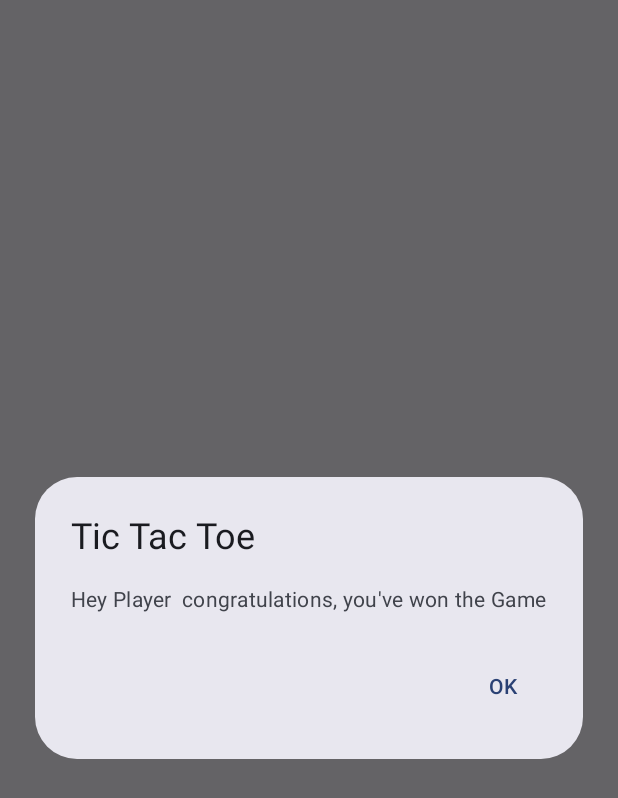
After one commit to 2025-DEV2-010/Tic-Tac-Toe, an Android app built with Jetpack Compose: the composable ShowWinDialog called with empty values, on a phone screen of 412 x 824 dp. The commit adds this screen. Shown: the top 798 px of the screen. Run offline under Robolectric (Android 15) with nearby library versions, the phone set to English and light mode, and no system bars.

Commit message:
UI enhancements: GameBoard Composable UI enhancements

```diff
--- /dev/null
+++ b/app/src/main/java/com/kata/tictactoe/presentation/ShowWinDialog.kt
@@ -0,0 +1,41 @@
+package com.kata.tictactoe.presentation
+
+import androidx.compose.foundation.layout.Arrangement
+import androidx.compose.foundation.layout.Column
+import androidx.compose.foundation.layout.fillMaxSize
+import androidx.compose.material3.AlertDialog
+import androidx.compose.material3.Text
+import androidx.compose.material3.TextButton
+import androidx.compose.runtime.Composable
+import androidx.compose.ui.Alignment
+import androidx.compose.ui.Modifier
+
+@Composable
+fun ShowWinDialog(name: String, onClick: () -> Unit) {
+    Column(
+        modifier = Modifier.fillMaxSize(),
+        verticalArrangement = Arrangement.Center,
+        horizontalAlignment = Alignment.CenterHorizontally
+    ) {
+        AlertDialog(
+            onDismissRequest = {
+                onClick.invoke()
+            },
+            title = {
+                Text(text = "Tic Tac Toe")
+            },
+            text = {
+                Text("Hey Player $name congratulations, you've won the Game")
+            },
+            confirmButton = {
+                TextButton(
+                    onClick = {
+                        onClick.invoke()
+                    }
+                ) {
+                    Text("OK")
+                }
+            }
+        )
+    }
+}
```
Also changed, not shown: app/src/main/java/com/kata/tictactoe/presentation/GameBoardScreen.kt (+29 -8 lines).
